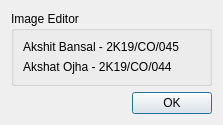
Above: aboutdialog.ui from abansal755/Image-Editor before the change. Below: the same form after it.
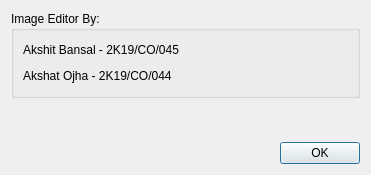
That is the form after the change.

Diff of the .ui file:
```diff
--- a/aboutdialog.ui
+++ b/aboutdialog.ui
@@ -6,8 +6,8 @@
    <rect>
     <x>0</x>
     <y>0</y>
-    <width>223</width>
-    <height>114</height>
+    <width>371</width>
+    <height>175</height>
    </rect>
   </property>
   <property name="windowTitle">
@@ -17,11 +17,17 @@
    <item>
     <widget class="QGroupBox" name="groupBox">
      <property name="title">
-      <string>Image Editor</string>
+      <string>Image Editor By:</string>
      </property>
      <layout class="QVBoxLayout" name="verticalLayout">
       <item>
        <widget class="QLabel" name="label">
+        <property name="minimumSize">
+         <size>
+          <width>0</width>
+          <height>20</height>
+         </size>
+        </property>
         <property name="text">
          <string>Akshit Bansal - 2K19/CO/045</string>
         </property>
@@ -29,6 +35,18 @@
       </item>
       <item>
        <widget class="QLabel" name="label_2">
+        <property name="sizePolicy">
+         <sizepolicy hsizetype="Preferred" vsizetype="Preferred">
+          <horstretch>0</horstretch>
+          <verstretch>0</verstretch>
+         </sizepolicy>
+        </property>
+        <property name="minimumSize">
+         <size>
+          <width>0</width>
+          <height>20</height>
+         </size>
+        </property>
         <property name="text">
          <string>Akshat Ojha - 2K19/CO/044</string>
         </property>
@@ -37,6 +55,19 @@
      </layout>
     </widget>
    </item>
+   <item>
+    <spacer name="verticalSpacer">
+     <property name="orientation">
+      <enum>Qt::Vertical</enum>
+     </property>
+     <property name="sizeHint" stdset="0">
+      <size>
+       <width>20</width>
+       <height>38</height>
+      </size>
+     </property>
+    </spacer>
+   </item>
    <item>
     <layout class="QHBoxLayout" name="horizontalLayout">
      <item>
```
